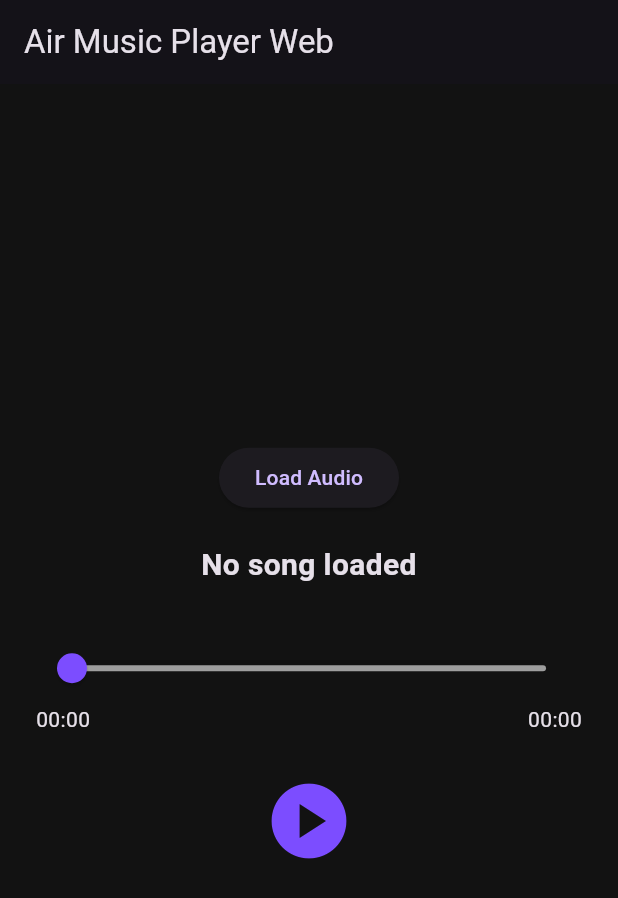
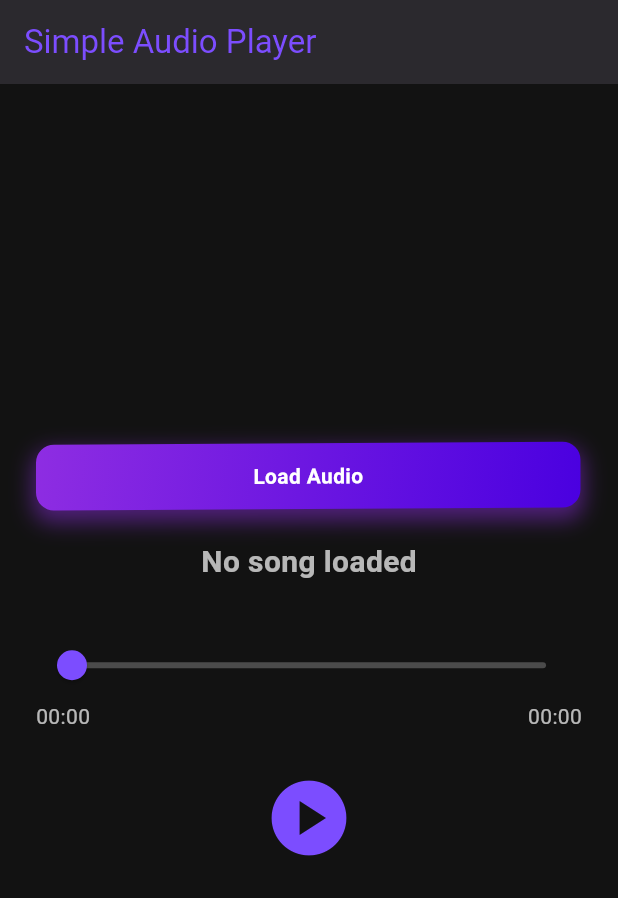
Before and after one commit to Ahad-Imtiaz/air_music_player_web, a Flutter app: the screen it shows after launch, after a tap on "Load Audio", on a phone screen of 412 x 824 dp. Shown: the top 898 px of the screen. Run offline on Flutter 3.47's test engine with Material 3 defaults, Android fonts, the phone set to English and light mode, and no system bars; our stand-ins replace file_picker, just_audio.

Commit message:
start from scratch - simple audio player

```diff
--- a/lib/bloc/audio_bloc.dart
+++ /dev/null
@@ -1,75 +0,0 @@
-import 'dart:async';
-import 'package:bloc/bloc.dart';
-import 'package:just_audio/just_audio.dart';
-import 'audio_event.dart';
-import 'audio_state.dart';
-import 'package:file_picker/file_picker.dart';
-
-class AudioBloc extends Bloc<AudioEvent, AudioState> {
-  final AudioPlayer _player = AudioPlayer();
-  StreamSubscription<Duration>? _positionSub;
-  StreamSubscription<PlayerState>? _playerStateSub;
-
-  AudioBloc() : super(AudioState()) {
-    // Listen to player state to fix play/pause lag
-    _playerStateSub = _player.playerStateStream.listen((playerState) {
-      final isPlaying = playerState.playing;
-      add(UpdatePlayingStateEvent(isPlaying: isPlaying));
-    });
-
-    on<LoadAudioEvent>((event, emit) async {
-      FilePickerResult? result = await FilePicker.platform.pickFiles(
-        type: FileType.audio,
-      );
-      if (result != null && result.files.single.bytes != null) {
-        final bytes = result.files.single.bytes!;
-        final name = result.files.single.name;
-
-        await _player.setAudioSource(
-          AudioSource.uri(Uri.dataFromBytes(bytes, mimeType: 'audio/mpeg')),
-        );
-
-        emit(state.copyWith(
-          duration: _player.duration ?? Duration.zero,
-          songName: name,
-        ));
-
-        _positionSub?.cancel();
-        _positionSub = _player.positionStream.listen((pos) {
-          add(UpdatePositionEvent(position: pos));
-        });
-      }
-    });
-
-    on<PlayAudioEvent>((event, emit) async {
-      await _player.play();
-      // no emit here, UI will update via _playerStateSub
-    });
-
-    on<PauseAudioEvent>((event, emit) async {
-      await _player.pause();
-      // no emit here, UI will update via _playerStateSub
-    });
-
-    on<SeekAudioEvent>((event, emit) async {
-      await _player.seek(event.position);
-      emit(state.copyWith(position: event.position));
-    });
-
-    on<UpdatePositionEvent>((event, emit) {
-      emit(state.copyWith(position: event.position));
-    });
-
-    on<UpdatePlayingStateEvent>((event, emit) {
-      emit(state.copyWith(isPlaying: event.isPlaying));
-    });
-  }
-
-  @override
-  Future<void> close() {
-    _positionSub?.cancel();
-    _playerStateSub?.cancel();
-    _player.dispose();
-    return super.close();
-  }
-}
--- a/lib/bloc/audio_event.dart
+++ /dev/null
@@ -1,33 +0,0 @@
-import 'package:equatable/equatable.dart';
-
-abstract class AudioEvent extends Equatable {
-  @override
-  List<Object?> get props => [];
-}
-
-class LoadAudioEvent extends AudioEvent {}
-
-class PlayAudioEvent extends AudioEvent {}
-
-class PauseAudioEvent extends AudioEvent {}
-
-class SeekAudioEvent extends AudioEvent {
-  final Duration position;
-  SeekAudioEvent({required this.position});
-  @override
-  List<Object?> get props => [position];
-}
-
-class UpdatePositionEvent extends AudioEvent {
-  final Duration position;
-  UpdatePositionEvent({required this.position});
-  @override
-  List<Object?> get props => [position];
-}
-
-class UpdatePlayingStateEvent extends AudioEvent {
-  final bool isPlaying;
-  UpdatePlayingStateEvent({required this.isPlaying});
-  @override
-  List<Object?> get props => [isPlaying];
-}
--- a/lib/bloc/audio_state.dart
+++ /dev/null
@@ -1,27 +0,0 @@
-class AudioState {
-  final Duration position;
-  final Duration duration;
-  final bool isPlaying;
-  final String songName;
-
-  AudioState({
-    this.position = Duration.zero,
-    this.duration = Duration.zero,
-    this.isPlaying = false,
-    this.songName = "No song loaded",
-  });
-
-  AudioState copyWith({
-    Duration? position,
-    Duration? duration,
-    bool? isPlaying,
-    String? songName,
-  }) {
-    return AudioState(
-      position: position ?? this.position,
-      duration: duration ?? this.duration,
-      isPlaying: isPlaying ?? this.isPlaying,
-      songName: songName ?? this.songName,
-    );
-  }
-}
--- a/lib/main.dart
+++ b/lib/main.dart
@@ -1,15 +1,11 @@
-import 'package:air_music_player_web/bloc/audio_bloc.dart';
-import 'package:air_music_player_web/pages/home_page.dart';
+import 'package:air_music_player_web/widgets/glowing_3d_button.dart';
 import 'package:flutter/material.dart';
-import 'package:flutter_bloc/flutter_bloc.dart';
+import 'package:just_audio/just_audio.dart';
+import 'package:file_picker/file_picker.dart';
+import 'package:flutter/foundation.dart'; // for kIsWeb
 
 void main() {
-  runApp(
-    BlocProvider(
-      create: (_) => AudioBloc(),
-      child: const MyApp(),
-    ),
-  );
+  runApp(const MyApp());
 }
 
 class MyApp extends StatelessWidget {
@@ -18,19 +14,182 @@ class MyApp extends StatelessWidget {
   @override
   Widget build(BuildContext context) {
     return MaterialApp(
-      title: 'Air Music Player Web',
       debugShowCheckedModeBanner: false,
-      theme: ThemeData(
-        brightness: Brightness.dark,
-        primaryColor: Colors.deepPurple,
+      title: 'Audio Player',
+      theme: ThemeData.dark().copyWith(
         scaffoldBackgroundColor: const Color(0xFF121212),
-        sliderTheme: const SliderThemeData(
+        primaryColor: Colors.deepPurpleAccent,
+        appBarTheme: const AppBarTheme(
+          backgroundColor: Color(0xFF1F1F1F),
+          foregroundColor: Colors.deepPurpleAccent,
+          elevation: 2,
+        ),
+        sliderTheme: SliderThemeData(
+          activeTrackColor: Colors.deepPurpleAccent,
+          inactiveTrackColor: Colors.white24,
           thumbColor: Colors.deepPurpleAccent,
-          activeTrackColor: Colors.deepPurple,
-          inactiveTrackColor: Colors.grey,
+          overlayColor: Colors.deepPurpleAccent.withOpacity(0.2),
+          trackHeight: 4,
         ),
+        elevatedButtonTheme: ElevatedButtonThemeData(
+          style: ElevatedButton.styleFrom(
+            backgroundColor: Colors.deepPurpleAccent,
+            foregroundColor: Colors.white,
+            padding: const EdgeInsets.symmetric(horizontal: 24, vertical: 12),
+          ),
+        ),
+        textTheme: const TextTheme(
+          bodyMedium: TextStyle(color: Colors.white70),
+          bodyLarge: TextStyle(color: Colors.white),
+        ),
+        iconTheme: const IconThemeData(color: Colors.deepPurpleAccent),
       ),
-      home: const HomePage(),
+      home: const AudioPlayerPage(),
     );
   }
 }
+
+class AudioPlayerPage extends StatefulWidget {
+  const AudioPlayerPage({super.key});
+
+  @override
+  State<AudioPlayerPage> createState() => _AudioPlayerPageState();
+}
+
+class _AudioPlayerPageState extends State<AudioPlayerPage> {
+  final AudioPlayer _player = AudioPlayer();
+  Duration _position = Duration.zero;
+  Duration _duration = Duration.zero;
+  bool _isPlaying = false;
+  String _songName = "No song loaded";
+
+  double? _dragValue; // temporary slider value
+
+  @override
+  void initState() {
+    super.initState();
+
+    _player.positionStream.listen((pos) {
+      if (_dragValue == null) {
+        setState(() {
+          _position = pos;
+        });
+      }
+    });
+
+    _player.durationStream.listen((dur) {
+      setState(() {
+        _duration = dur ?? Duration.zero;
+      });
+    });
+
+    _player.playerStateStream.listen((state) {
+      setState(() {
+        _isPlaying = state.playing;
+      });
+    });
+  }
+
+  String formatTime(Duration duration) {
+    String twoDigits(int n) => n.toString().padLeft(2, '0');
+    final minutes = twoDigits(duration.inMinutes.remainder(60));
+    final seconds = twoDigits(duration.inSeconds.remainder(60));
+    return "$minutes:$seconds";
+  }
+
+  Future<void> _loadAudio() async {
+    if (kIsWeb) {
+      FilePickerResult? result = await FilePicker.platform.pickFiles(type: FileType.audio);
+      if (result != null && result.files.single.bytes != null) {
+        final bytes = result.files.single.bytes!;
+        final name = result.files.single.name;
+        await _player.setAudioSource(
+          AudioSource.uri(Uri.dataFromBytes(bytes, mimeType: 'audio/mpeg')),
+        );
+        setState(() {
+          _songName = name;
+        });
+      }
+    } else {
+      FilePickerResult? result = await FilePicker.platform.pickFiles(type: FileType.audio);
+      if (result != null && result.files.single.path != null) {
+        final path = result.files.single.path!;
+        final name = result.files.single.name;
+        await _player.setFilePath(path);
+        setState(() {
+          _songName = name;
+        });
+      }
+    }
+  }
+
+  @override
+  void dispose() {
+    _player.dispose();
+    super.dispose();
+  }
+
+  @override
+  Widget build(BuildContext context) {
+    final max = _duration.inMilliseconds.toDouble();
+    final pos = _dragValue ?? _position.inMilliseconds.toDouble();
+
+    return Scaffold(
+      appBar: AppBar(title: const Text("Simple Audio Player")),
+      body: Center(
+        child: Padding(
+          padding: const EdgeInsets.all(24),
+          child: Column(
+            mainAxisAlignment: MainAxisAlignment.center,
+            children: [
+              Glowing3DButton(
+                onPressed: _loadAudio,
+                text: "Load Audio",
+              ),
+              const SizedBox(height: 20),
+              Text(
+                _songName,
+                style: const TextStyle(fontSize: 20, fontWeight: FontWeight.bold),
+              ),
+              const SizedBox(height: 30),
+              Slider(
+                value: pos.clamp(0, max),
+                max: max > 0 ? max : 1,
+                onChanged: (value) {
+                  setState(() {
+                    _dragValue = value;
+                  });
+                },
+                onChangeEnd: (value) {
+                  _player.seek(Duration(milliseconds: value.toInt()));
+                  setState(() {
+                    _dragValue = null;
+                  });
+                },
+              ),
+              Row(
+                mainAxisAlignment: MainAxisAlignment.spaceBetween,
+                children: [
+                  Text(formatTime(_position)),
+                  Text(formatTime(_duration)),
+                ],
+              ),
+              const SizedBox(height: 20),
+              IconButton(
+                iconSize: 60,
+                icon: Icon(_isPlaying ? Icons.pause_circle : Icons.play_circle),
+                onPressed: () {
+                  if (_isPlaying) {
+                    _player.pause();
+                  } else {
+                    _player.play();
+                  }
+                },
+              ),
+            ],
+          ),
+        ),
+      ),
+    );
+  }
+}
--- a/lib/pages/home_page.dart
+++ /dev/null
@@ -1,81 +0,0 @@
-import 'package:flutter/material.dart';
-
-import 'package:flutter_bloc/flutter_bloc.dart';
-
-import 'package:air_music_player_web/bloc/audio_bloc.dart';
-import 'package:air_music_player_web/bloc/audio_event.dart';
-import 'package:air_music_player_web/bloc/audio_state.dart';
-import 'package:air_music_player_web/utils/format_time.dart';
-
-class HomePage extends StatelessWidget {
-  const HomePage({super.key});
-
-  @override
-  Widget build(BuildContext context) {
-    final audioBloc = BlocProvider.of<AudioBloc>(context);
-
-    return Scaffold(
-      appBar: AppBar(
-        title: const Text('Air Music Player Web'),
-      ),
-      body: Center(
-        child: Padding(
-          padding: const EdgeInsets.all(24.0),
-          child: BlocBuilder<AudioBloc, AudioState>(
-            builder: (context, state) {
-              final duration = state.duration.inMilliseconds.toDouble();
-              final position = state.position.inMilliseconds.toDouble();
-              return Column(
-                mainAxisAlignment: MainAxisAlignment.center,
-                children: [
-                  ElevatedButton(
-                    onPressed: () => audioBloc.add(LoadAudioEvent()),
-                    child: const Text('Load Audio'),
-                  ),
-                  const SizedBox(height: 20),
-                  Text(
-                    state.songName,
-                    style: const TextStyle(fontSize: 20, fontWeight: FontWeight.bold),
-                    textAlign: TextAlign.center,
-                  ),
-                  const SizedBox(height: 30),
-                  Slider(
-                    value: position.clamp(0, duration),
-                    max: duration > 0 ? duration : 1,
-                    onChanged: (value) {
-                      audioBloc.add(
-                        SeekAudioEvent(position: Duration(milliseconds: value.toInt())),
-                      );
-                    },
-                  ),
-                  Row(
-                    mainAxisAlignment: MainAxisAlignment.spaceBetween,
-                    children: [
-                      Text(formatTime(state.position)),
-                      Text(formatTime(state.duration)),
-                    ],
-                  ),
-                  const SizedBox(height: 20),
-                  IconButton(
-                    iconSize: 60,
-                    icon: Icon(
-                      state.isPlaying ? Icons.pause_circle : Icons.play_circle,
-                      color: Colors.deepPurpleAccent,
-                    ),
-                    onPressed: () {
-                      if (state.isPlaying) {
-                        audioBloc.add(PauseAudioEvent());
-                      } else {
-                        audioBloc.add(PlayAudioEvent());
-                      }
-                    },
-                  ),
-                ],
-              );
-            },
-          ),
-        ),
-      ),
-    );
-  }
-}
--- a/lib/utils/format_time.dart
+++ /dev/null
@@ -1,6 +0,0 @@
-String formatTime(Duration duration) {
-  String twoDigits(int n) => n.toString().padLeft(2, '0');
-  final minutes = twoDigits(duration.inMinutes.remainder(60));
-  final seconds = twoDigits(duration.inSeconds.remainder(60));
-  return '$minutes:$seconds';
-}
--- /dev/null
+++ b/lib/widgets/glowing_3d_button.dart
@@ -0,0 +1,76 @@
+import 'package:flutter/material.dart';
+
+class Glowing3DButton extends StatefulWidget {
+  final VoidCallback onPressed;
+  final String text;
+  const Glowing3DButton({super.key, required this.onPressed, required this.text});
+
+  @override
+  State<Glowing3DButton> createState() => _Glowing3DButtonState();
+}
+
+class _Glowing3DButtonState extends State<Glowing3DButton> {
+  bool _hovering = false;
+  Offset _mouseOffset = Offset.zero;
+
+  @override
+  Widget build(BuildContext context) {
+    const buttonColor = Color(0xFF8E2DE2);
+
+    // Calculate rotation based on mouse position
+    final rotationX = (_mouseOffset.dy - 0.5) * 0.15; // tilts up/down
+    final rotationY = (_mouseOffset.dx - 0.5) * -0.15; // tilts left/right
+
+    return MouseRegion(
+      onEnter: (_) => setState(() => _hovering = true),
+      onExit: (_) {
+        setState(() {
+          _hovering = false;
+          _mouseOffset = Offset.zero;
+        });
+      },
+      onHover: (event) {
+        final box = context.findRenderObject() as RenderBox;
+        final local = box.globalToLocal(event.position);
+        setState(() {
+          _mouseOffset = Offset(
+            (local.dx / box.size.width).clamp(0, 1),
+            (local.dy / box.size.height).clamp(0, 1),
+          );
+        });
+      },
+      child: GestureDetector(
+        onTap: widget.onPressed,
+        child: AnimatedContainer(
+          duration: const Duration(milliseconds: 200),
+          transform: Matrix4.identity()
+            ..translate(0.0, _hovering ? -6 : 0) // hover lift
+            ..rotateX(rotationX)
+            ..rotateY(rotationY),
+          decoration: BoxDecoration(
+            gradient: const LinearGradient(
+              colors: [Color(0xFF8E2DE2), Color(0xFF4A00E0)],
+              begin: Alignment.topLeft,
+              end: Alignment.bottomRight,
+            ),
+            borderRadius: BorderRadius.circular(12),
+            boxShadow: [
+              BoxShadow(
+                color: buttonColor.withOpacity(_hovering ? 0.8 : 0.5),
+                blurRadius: _hovering ? 24 : 12,
+                spreadRadius: _hovering ? 4 : 2,
+                offset: const Offset(0, 6),
+              ),
+            ],
+          ),
+          padding: const EdgeInsets.symmetric(horizontal: 24, vertical: 12),
+          alignment: Alignment.center,
+          child: Text(
+            widget.text,
+            style: const TextStyle(color: Colors.white, fontWeight: FontWeight.bold),
+          ),
+        ),
+      ),
+    );
+  }
+}
```
Also changed, not shown: lib/pages/settings_page.dart (deleted, +0 -18 lines), lib/widgets/glowing_button.dart (added, +52 -0 lines), 1 other file.
